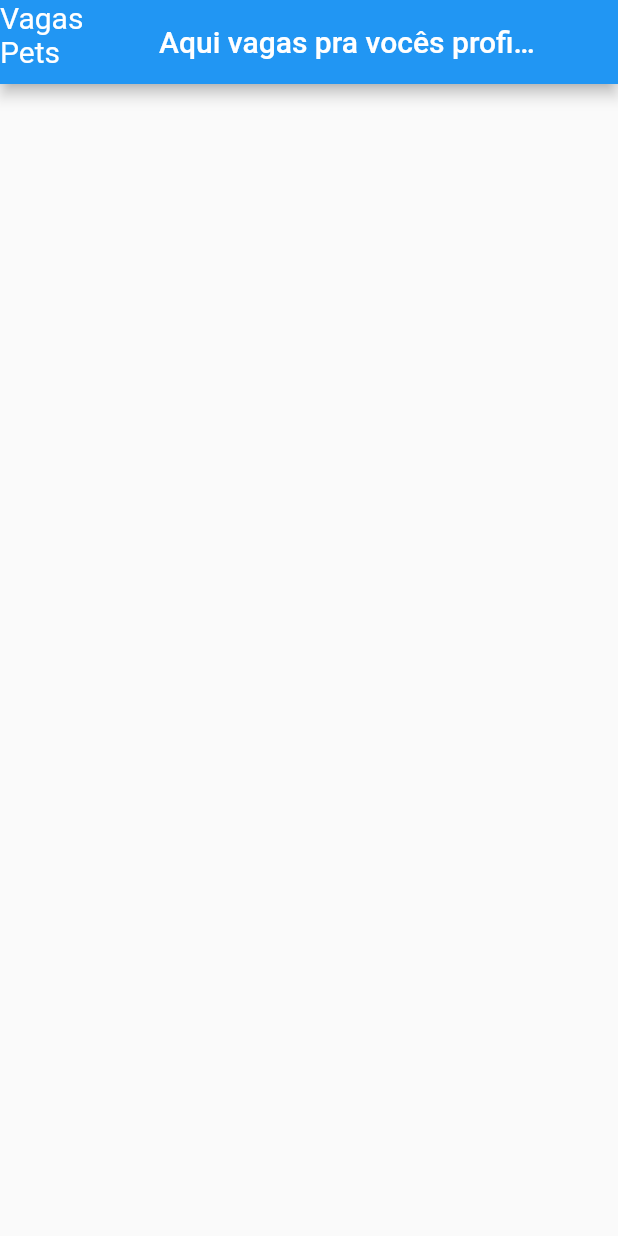
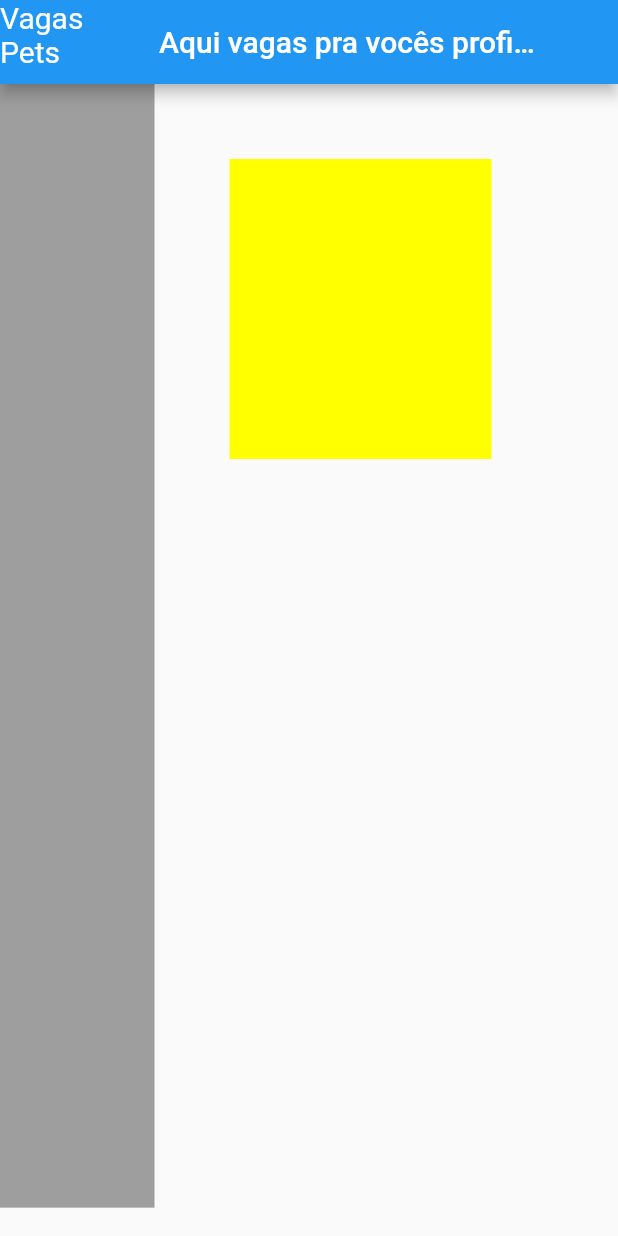
Before and after one commit to jamesonSouza/web-pet-vaga, a Flutter app: the screen it shows after launch, on a phone screen of 412 x 824 dp. Run offline on Flutter 3.47's test engine with Material 2 defaults, Android fonts, the light colour scheme and no system bars.

Commit message:
Edicao de layout homepage

```diff
--- a/lib/src/home/layouts/mainLayout.dart
+++ b/lib/src/home/layouts/mainLayout.dart
@@ -15,7 +15,53 @@ class _HomePageState extends State<HomePage> {
         titleSpacing: 50.0,
         leading: Text('Vagas Pets',style: TextStyle(fontSize: 20),),
       ),
+      body: Stack(
+        children: <Widget>[
+          Row(
+            children: <Widget>[
+              Column(
 
+            children: <Widget>[
+              Container(width: MediaQuery.of(context).size.width/4.0,
+              height: MediaQuery.of(context).size.height/1.1,
+              color: Colors.grey,
+              )
+            ],
+          ),
+            Container(
+              padding: EdgeInsets.all(50),
+              width:  MediaQuery.of(context).size.width/1.5,
+              child: ListView(
+              children: <Widget>[
+                Container(
+                  color: Colors.yellowAccent,
+                  width: 50,
+                  height: 50,
+                ),
+                Container(
+                  color: Colors.yellowAccent,
+                  width: 50,
+                  height: 50,
+                ),
+
+                Container(
+                  color: Colors.yellowAccent,
+                  width: 50,
+                  height: 50,
+                ),
+                Container(
+                  color: Colors.yellowAccent,
+                  width: 50,
+                  height: 50,
+                )
+              ],
+            ),
+            )
+
+            ],
+          )
+        ],
+      ),
     );
   }
 }
```
